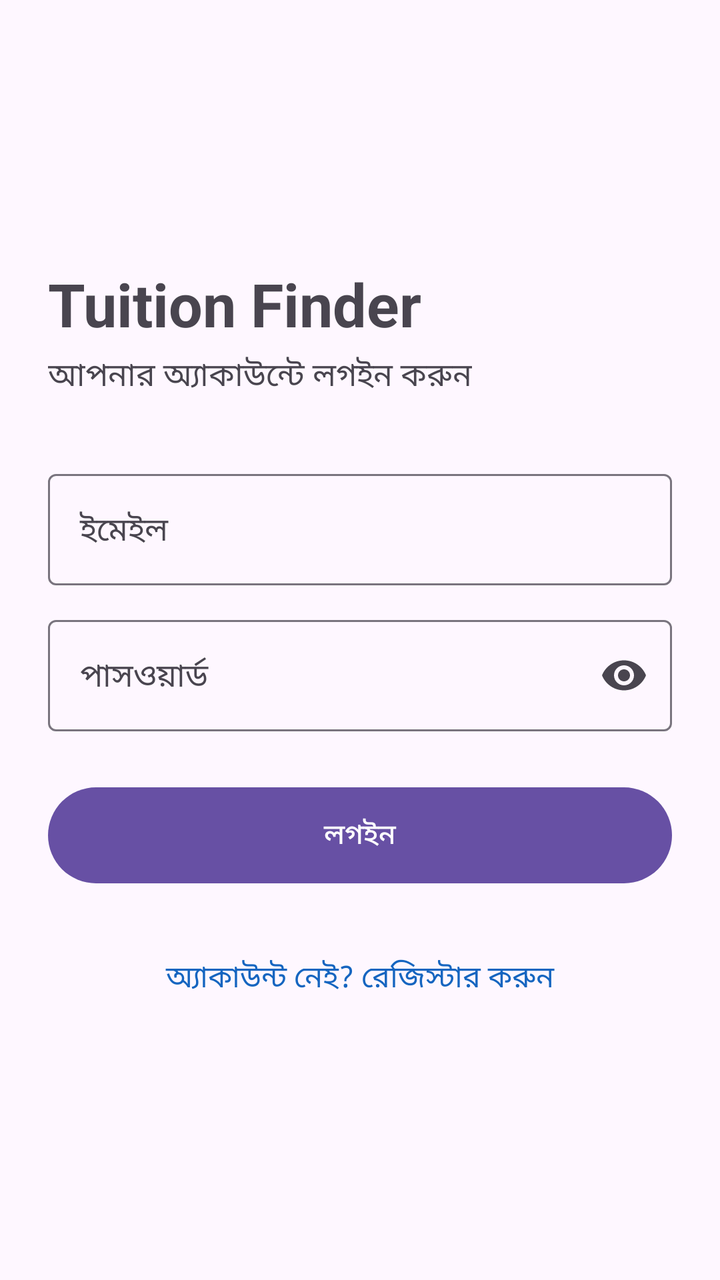
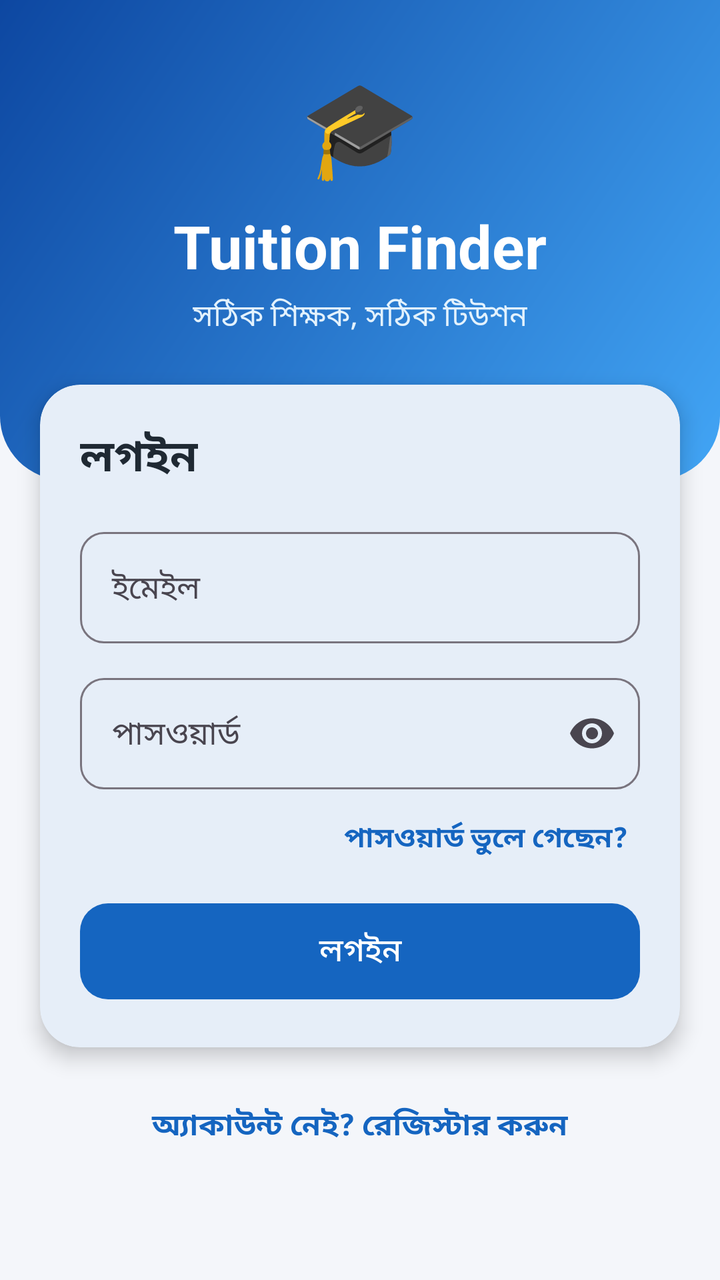

Two renders of the same Android screen: before a commit and after it. Below are the layout's source before the change and the commit's diff.
<!-- AndroidManifest.xml: application theme Theme.TuitionFinder -->
<!-- res/layout/activity_login.xml -->
<?xml version="1.0" encoding="utf-8"?>
<ScrollView xmlns:android="http://schemas.android.com/apk/res/android"
    xmlns:app="http://schemas.android.com/apk/res-auto"
    android:layout_width="match_parent"
    android:layout_height="match_parent"
    android:fillViewport="true">

    <LinearLayout
        android:layout_width="match_parent"
        android:layout_height="wrap_content"
        android:gravity="center_vertical"
        android:orientation="vertical"
        android:padding="24dp">

        <TextView
            android:layout_width="wrap_content"
            android:layout_height="wrap_content"
            android:text="Tuition Finder"
            android:textSize="30sp"
            android:textStyle="bold" />

        <TextView
            android:layout_width="wrap_content"
            android:layout_height="wrap_content"
            android:layout_marginTop="4dp"
            android:layout_marginBottom="32dp"
            android:text="আপনার অ্যাকাউন্টে লগইন করুন"
            android:textSize="16sp" />

        <com.google.android.material.textfield.TextInputLayout
            android:layout_width="match_parent"
            android:layout_height="wrap_content"
            android:hint="ইমেইল">

            <com.google.android.material.textfield.TextInputEditText
                android:id="@+id/etEmail"
                android:layout_width="match_parent"
                android:layout_height="wrap_content"
                android:inputType="textEmailAddress" />
        </com.google.android.material.textfield.TextInputLayout>

        <com.google.android.material.textfield.TextInputLayout
            android:layout_width="match_parent"
            android:layout_height="wrap_content"
            android:layout_marginTop="12dp"
            android:hint="পাসওয়ার্ড"
            app:endIconMode="password_toggle">

            <com.google.android.material.textfield.TextInputEditText
                android:id="@+id/etPassword"
                android:layout_width="match_parent"
                android:layout_height="wrap_content"
                android:inputType="textPassword" />
        </com.google.android.material.textfield.TextInputLayout>

        <Button
            android:id="@+id/btnLogin"
            android:layout_width="match_parent"
            android:layout_height="56dp"
            android:layout_marginTop="24dp"
            android:text="লগইন" />

        <ProgressBar
            android:id="@+id/progressBar"
            android:layout_width="wrap_content"
            android:layout_height="wrap_content"
            android:layout_gravity="center_horizontal"
            android:layout_marginTop="16dp"
            android:visibility="gone" />

        <TextView
            android:id="@+id/tvGoRegister"
            android:layout_width="match_parent"
            android:layout_height="wrap_content"
            android:layout_marginTop="24dp"
            android:gravity="center"
            android:padding="8dp"
            android:text="অ্যাকাউন্ট নেই? রেজিস্টার করুন"
            android:textColor="#1565C0"
            android:textSize="15sp" />
    </LinearLayout>
</ScrollView>
<!-- resources referenced by this layout -->
<resources>
  <style name="Theme.TuitionFinder" parent="Base.Theme.TuitionFinder" />
  <style name="Base.Theme.TuitionFinder" parent="Theme.Material3.DayNight.NoActionBar">
          
          
      </style>
</resources>

<!-- the commit's change to res/layout/activity_login.xml (unified diff, before → after) -->
@@ -3,80 +3,150 @@
     xmlns:app="http://schemas.android.com/apk/res-auto"
     android:layout_width="match_parent"
     android:layout_height="match_parent"
+    android:background="@color/background"
     android:fillViewport="true">
 
     <LinearLayout
         android:layout_width="match_parent"
         android:layout_height="wrap_content"
-        android:gravity="center_vertical"
-        android:orientation="vertical"
-        android:padding="24dp">
+        android:orientation="vertical">
 
-        <TextView
-            android:layout_width="wrap_content"
-            android:layout_height="wrap_content"
-            android:text="Tuition Finder"
-            android:textSize="30sp"
-            android:textStyle="bold" />
+        
+        <LinearLayout
+            android:layout_width="match_parent"
+            android:layout_height="240dp"
+            android:background="@drawable/bg_header"
+            android:gravity="center"
+            android:orientation="vertical"
+            android:paddingBottom="40dp">
 
-        <TextView
-            android:layout_width="wrap_content"
-            android:layout_height="wrap_content"
-            android:layout_marginTop="4dp"
-            android:layout_marginBottom="32dp"
-            android:text="আপনার অ্যাকাউন্টে লগইন করুন"
-            android:textSize="16sp" />
+            <TextView
+                android:layout_width="wrap_content"
+                android:layout_height="wrap_content"
+                android:text="🎓"
+                android:textSize="48sp" />
 
-        <com.google.android.material.textfield.TextInputLayout
+            <TextView
+                android:layout_width="wrap_content"
+                android:layout_height="wrap_content"
+                android:layout_marginTop="8dp"
+                android:text="Tuition Finder"
+                android:textColor="@color/white"
+                android:textSize="30sp"
+                android:textStyle="bold" />
+
+            <TextView
+                android:layout_width="wrap_content"
+                android:layout_height="wrap_content"
+                android:layout_marginTop="4dp"
+                android:text="সঠিক শিক্ষক, সঠিক টিউশন"
+                android:textColor="#E3F2FD"
+                android:textSize="15sp" />
+        </LinearLayout>
+
+        
+        <com.google.android.material.card.MaterialCardView
             android:layout_width="match_parent"
             android:layout_height="wrap_content"
-            android:hint="ইমেইল">
+            android:layout_marginStart="20dp"
+            android:layout_marginTop="-48dp"
+            android:layout_marginEnd="20dp"
+            app:cardBackgroundColor="@color/white"
+            app:cardCornerRadius="20dp"
+            app:cardElevation="6dp"
+            app:strokeWidth="0dp">
 
-            <com.google.android.material.textfield.TextInputEditText
-                android:id="@+id/etEmail"
+            <LinearLayout
                 android:layout_width="match_parent"
                 android:layout_height="wrap_content"
-                android:inputType="textEmailAddress" />
-        </com.google.android.material.textfield.TextInputLayout>
+                android:orientation="vertical"
+                android:padding="20dp">
 
-        <com.google.android.material.textfield.TextInputLayout
-            android:layout_width="match_parent"
-            android:layout_height="wrap_content"
-            android:layout_marginTop="12dp"
-            android:hint="পাসওয়ার্ড"
-            app:endIconMode="password_toggle">
+                <TextView
+                    android:layout_width="wrap_content"
+                    android:layout_height="wrap_content"
+                    android:text="লগইন"
+                    android:textColor="@color/text_dark"
+                    android:textSize="22sp"
+                    android:textStyle="bold" />
 
-            <com.google.android.material.textfield.TextInputEditText
-                android:id="@+id/etPassword"
-                android:layout_width="match_parent"
-                android:layout_height="wrap_content"
-                android:inputType="textPassword" />
-        </com.google.android.material.textfield.TextInputLayout>
+                <com.google.android.material.textfield.TextInputLayout
+                    android:layout_width="match_parent"
+                    android:layout_height="wrap_content"
+                    android:layout_marginTop="16dp"
+                    android:hint="ইমেইল"
+                    app:boxCornerRadiusBottomEnd="12dp"
+                    app:boxCornerRadiusBottomStart="12dp"
+                    app:boxCornerRadiusTopEnd="12dp"
+                    app:boxCornerRadiusTopStart="12dp">
 
-        <Button
-            android:id="@+id/btnLogin"
-            android:layout_width="match_parent"
-            android:layout_height="56dp"
-            android:layout_marginTop="24dp"
-            android:text="লগইন" />
+                    <com.google.android.material.textfield.TextInputEditText
+                        android:id="@+id/etEmail"
+                        android:layout_width="match_parent"
+                        android:layout_height="wrap_content"
+                        android:inputType="textEmailAddress" />
+                </com.google.android.material.textfield.TextInputLayout>
 
-        <ProgressBar
-            android:id="@+id/progressBar"
-            android:layout_width="wrap_content"
-            android:layout_height="wrap_content"
-            android:layout_gravity="center_horizontal"
-            android:layout_marginTop="16dp"
-            android:visibility="gone" />
+                <com.google.android.material.textfield.TextInputLayout
+                    android:layout_width="match_parent"
+                    android:layout_height="wrap_content"
+                    android:layout_marginTop="12dp"
+                    android:hint="পাসওয়ার্ড"
+                    app:boxCornerRadiusBottomEnd="12dp"
+                    app:boxCornerRadiusBottomStart="12dp"
+                    app:boxCornerRadiusTopEnd="12dp"
+                    app:boxCornerRadiusTopStart="12dp"
+                    app:endIconMode="password_toggle">
+
+                    <com.google.android.material.textfield.TextInputEditText
+                        android:id="@+id/etPassword"
+                        android:layout_width="match_parent"
+                        android:layout_height="wrap_content"
+                        android:inputType="textPassword" />
+                </com.google.android.material.textfield.TextInputLayout>
+
+                <TextView
+                    android:id="@+id/tvForgot"
+                    android:layout_width="wrap_content"
+                    android:layout_height="wrap_content"
+                    android:layout_gravity="end"
+                    android:layout_marginTop="8dp"
+                    android:padding="6dp"
+                    android:text="পাসওয়ার্ড ভুলে গেছেন?"
+                    android:textColor="@color/primary"
+                    android:textSize="14sp"
+                    android:textStyle="bold" />
+
+                <com.google.android.material.button.MaterialButton
+                    android:id="@+id/btnLogin"
+                    android:layout_width="match_parent"
+                    android:layout_height="56dp"
+                    android:layout_marginTop="12dp"
+                    android:text="লগইন"
+                    android:textSize="16sp"
+                    app:cornerRadius="14dp" />
+
+                <ProgressBar
+                    android:id="@+id/progressBar"
+                    android:layout_width="wrap_content"
+                    android:layout_height="wrap_content"
+                    android:layout_gravity="center_horizontal"
+                    android:layout_marginTop="12dp"
+                    android:visibility="gone" />
+            </LinearLayout>
+        </com.google.android.material.card.MaterialCardView>
 
         <TextView
             android:id="@+id/tvGoRegister"
             android:layout_width="match_parent"
             android:layout_height="wrap_content"
-            android:layout_marginTop="24dp"
+            android:layout_marginTop="20dp"
+            android:layout_marginBottom="24dp"
             android:gravity="center"
             android:padding="8dp"
             android:text="অ্যাকাউন্ট নেই? রেজিস্টার করুন"
-            android:textColor="#1565C0"
-            android:textSize="15sp" />
+            android:textColor="@color/primary"
+            android:textSize="15sp"
+            android:textStyle="bold" />
     </LinearLayout>
 </ScrollView>
<!-- resource entries referenced after the edit -->
@@ -1,9 +1,34 @@
 <!-- resources referenced by this layout -->
 <resources>
+  <color name="background">#F4F6FA</color>
+  <color name="primary">#1565C0</color>
+  <color name="text_dark">#1F2933</color>
+  <color name="white">#FFFFFF</color>
+  <!-- drawable bg_header (drawable) -->
+  <?xml version="1.0" encoding="utf-8"?>
+  <shape xmlns:android="http://schemas.android.com/apk/res/android"
+      android:shape="rectangle">
+      <gradient
+          android:angle="315"
+          android:endColor="@color/primary_light"
+          android:startColor="@color/primary_dark" />
+      <corners
+          android:bottomLeftRadius="32dp"
+          android:bottomRightRadius="32dp" />
+  </shape>
   <style name="Theme.TuitionFinder" parent="Base.Theme.TuitionFinder" />
-  <style name="Base.Theme.TuitionFinder" parent="Theme.Material3.DayNight.NoActionBar">
-          
-          
+  <color name="primary_light">#42A5F5</color>
+  <color name="primary_dark">#0D47A1</color>
+  <style name="Base.Theme.TuitionFinder" parent="Theme.Material3.Light.NoActionBar">
+          <item name="colorPrimary">@color/primary</item>
+          <item name="colorOnPrimary">@color/white</item>
+          <item name="colorSecondary">@color/accent</item>
+          <item name="android:colorBackground">@color/background</item>
+          <item name="colorSurface">@color/white</item>
+          <item name="android:textColorPrimary">@color/text_dark</item>
+          <item name="android:statusBarColor">@color/primary_dark</item>
+          <item name="android:windowLightStatusBar">false</item>
       </style>
+  <color name="accent">#FF9800</color>
 </resources>
 
